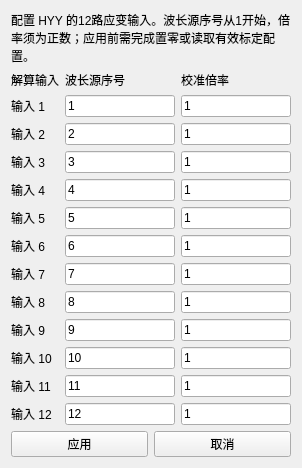
Old version of the form ui/FOSD-Classic-QWidgets/features/connection/views/channlCalibration.ui in the repository Swimers/FOSD.
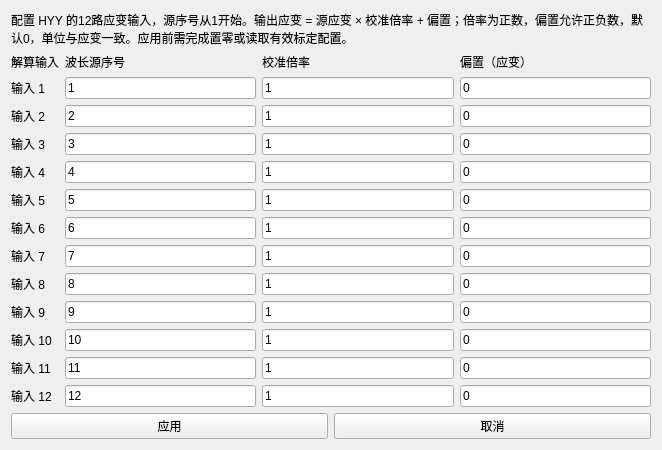
New version of the form.

Commit message: 添加应变标定偏置项

What changed in the file:
```diff
--- a/ui/FOSD-Classic-QWidgets/features/connection/views/channlCalibration.ui
+++ b/ui/FOSD-Classic-QWidgets/features/connection/views/channlCalibration.ui
@@ -35,12 +35,18 @@
             <bool>true</bool>
           </property>
           <property name="text">
-            <string>配置 HYY 的12路应变输入。波长源序号从1开始，倍率须为正数；应用前需完成置零或读取有效标定配置。</string>
+            <string>配置 HYY 的12路应变输入，源序号从1开始。输出应变 = 源应变 × 校准倍率 + 偏置；倍率为正数，偏置允许正负数，默认0，单位与应变一致。应用前需完成置零或读取有效标定配置。</string>
+          </property>
+          <property name="minimumSize">
+            <size>
+              <width>640</width>
+              <height>0</height>
+            </size>
           </property>
         </widget>
       </item>
       <item>
-        <layout class="QGridLayout" name="layout_ChannelFactors" columnstretch="0,1,1" rowstretch="1,1,1,1,1,1,1,1,1,1,1,1,1">
+        <layout class="QGridLayout" name="layout_ChannelFactors" columnstretch="0,1,1,1" rowstretch="1,1,1,1,1,1,1,1,1,1,1,1,1">
           <item row="0" column="0">
             <widget class="QLabel" name="label_InputHeader">
               <property name="text">
@@ -314,6 +320,133 @@
               </property>
             </widget>
           </item>
+          <item row="0" column="3">
+            <widget class="QLabel" name="label_OffsetHeader">
+              <property name="text">
+                <string>偏置（应变）</string>
+              </property>
+            </widget>
+          </item>
+          <item row="1" column="3">
+            <widget class="QLineEdit" name="edit_Sensor1Offset">
+              <property name="text">
+                <string>0</string>
+              </property>
+              <property name="toolTip">
+                <string>按此解算输入顺序，在源应变乘以校准倍率后相加；单位与应变一致，允许有限正负数，默认 0</string>
+              </property>
+            </widget>
+          </item>
+          <item row="2" column="3">
+            <widget class="QLineEdit" name="edit_Sensor2Offset">
+              <property name="text">
+                <string>0</string>
+              </property>
+              <property name="toolTip">
+                <string>按此解算输入顺序，在源应变乘以校准倍率后相加；单位与应变一致，允许有限正负数，默认 0</string>
+              </property>
+            </widget>
+          </item>
+          <item row="3" column="3">
+            <widget class="QLineEdit" name="edit_Sensor3Offset">
+              <property name="text">
+                <string>0</string>
+              </property>
+              <property name="toolTip">
+                <string>按此解算输入顺序，在源应变乘以校准倍率后相加；单位与应变一致，允许有限正负数，默认 0</string>
+              </property>
+            </widget>
+          </item>
+          <item row="4" column="3">
+            <widget class="QLineEdit" name="edit_Sensor4Offset">
+              <property name="text">
+                <string>0</string>
+              </property>
+              <property name="toolTip">
+                <string>按此解算输入顺序，在源应变乘以校准倍率后相加；单位与应变一致，允许有限正负数，默认 0</string>
+              </property>
+            </widget>
+          </item>
+          <item row="5" column="3">
+            <widget class="QLineEdit" name="edit_Sensor5Offset">
+              <property name="text">
+                <string>0</string>
+              </property>
+              <property name="toolTip">
+                <string>按此解算输入顺序，在源应变乘以校准倍率后相加；单位与应变一致，允许有限正负数，默认 0</string>
+              </property>
+            </widget>
+          </item>
+          <item row="6" column="3">
+            <widget class="QLineEdit" name="edit_Sensor6Offset">
+              <property name="text">
+                <string>0</string>
+              </property>
+              <property name="toolTip">
+                <string>按此解算输入顺序，在源应变乘以校准倍率后相加；单位与应变一致，允许有限正负数，默认 0</string>
+              </property>
+            </widget>
+          </item>
+          <item row="7" column="3">
+            <widget class="QLineEdit" name="edit_Sensor7Offset">
+              <property name="text">
+                <string>0</string>
+              </property>
+              <property name="toolTip">
+                <string>按此解算输入顺序，在源应变乘以校准倍率后相加；单位与应变一致，允许有限正负数，默认 0</string>
+              </property>
+            </widget>
+          </item>
+          <item row="8" column="3">
+            <widget class="QLineEdit" name="edit_Sensor8Offset">
+              <property name="text">
+                <string>0</string>
+              </property>
+              <property name="toolTip">
+                <string>按此解算输入顺序，在源应变乘以校准倍率后相加；单位与应变一致，允许有限正负数，默认 0</string>
+              </property>
+            </widget>
+          </item>
+          <item row="9" column="3">
+            <widget class="QLineEdit" name="edit_Sensor9Offset">
+              <property name="text">
+                <string>0</string>
+              </property>
+              <property name="toolTip">
+                <string>按此解算输入顺序，在源应变乘以校准倍率后相加；单位与应变一致，允许有限正负数，默认 0</string>
+              </property>
+            </widget>
+          </item>
+          <item row="10" column="3">
+            <widget class="QLineEdit" name="edit_Sensor10Offset">
+              <property name="text">
+                <string>0</string>
+              </property>
+              <property name="toolTip">
+                <string>按此解算输入顺序，在源应变乘以校准倍率后相加；单位与应变一致，允许有限正负数，默认 0</string>
+              </property>
+            </widget>
+          </item>
+          <item row="11" column="3">
+            <widget class="QLineEdit" name="edit_Sensor11Offset">
+              <property name="text">
+                <string>0</string>
+              </property>
+              <property name="toolTip">
+                <string>按此解算输入顺序，在源应变乘以校准倍率后相加；单位与应变一致，允许有限正负数，默认 0</string>
+              </property>
+            </widget>
+          </item>
+          <item row="12" column="3">
+            <widget class="QLineEdit" name="edit_Sensor12Offset">
+              <property name="text">
+                <string>0</string>
+              </property>
+              <property name="toolTip">
+                <string>按此解算输入顺序，在源应变乘以校准倍率后相加；单位与应变一致，允许有限正负数，默认 0</string>
+              </property>
+            </widget>
+          </item>
         </layout>
       </item>
       <item>
```
The commit also changes 15 other files.
